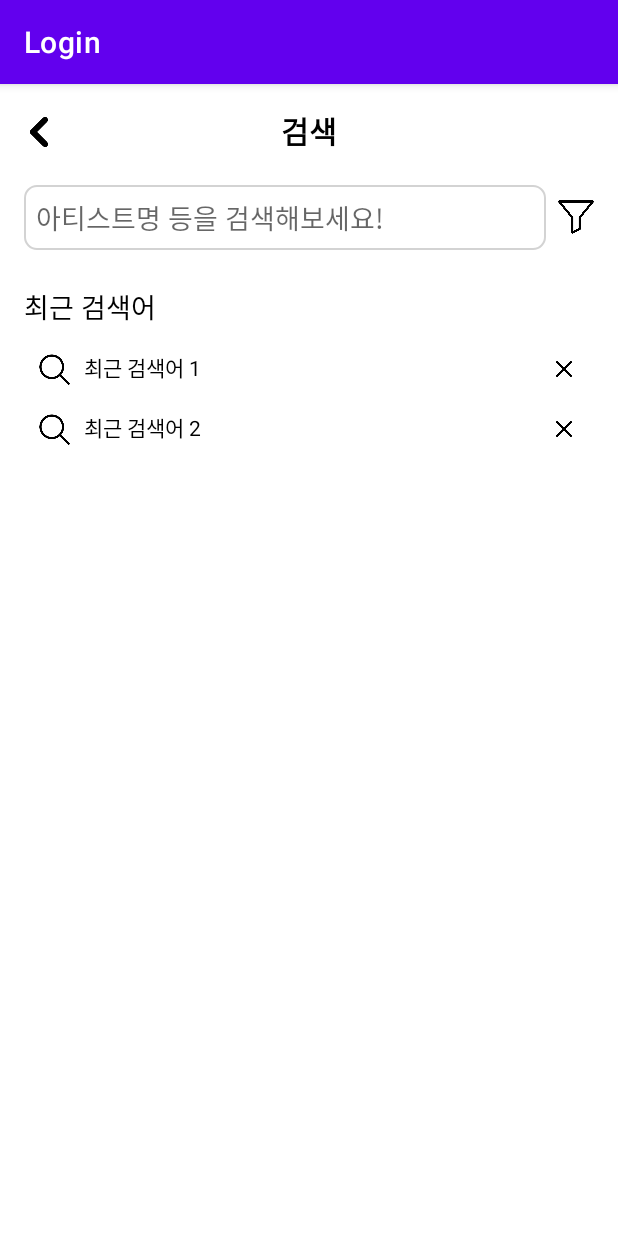
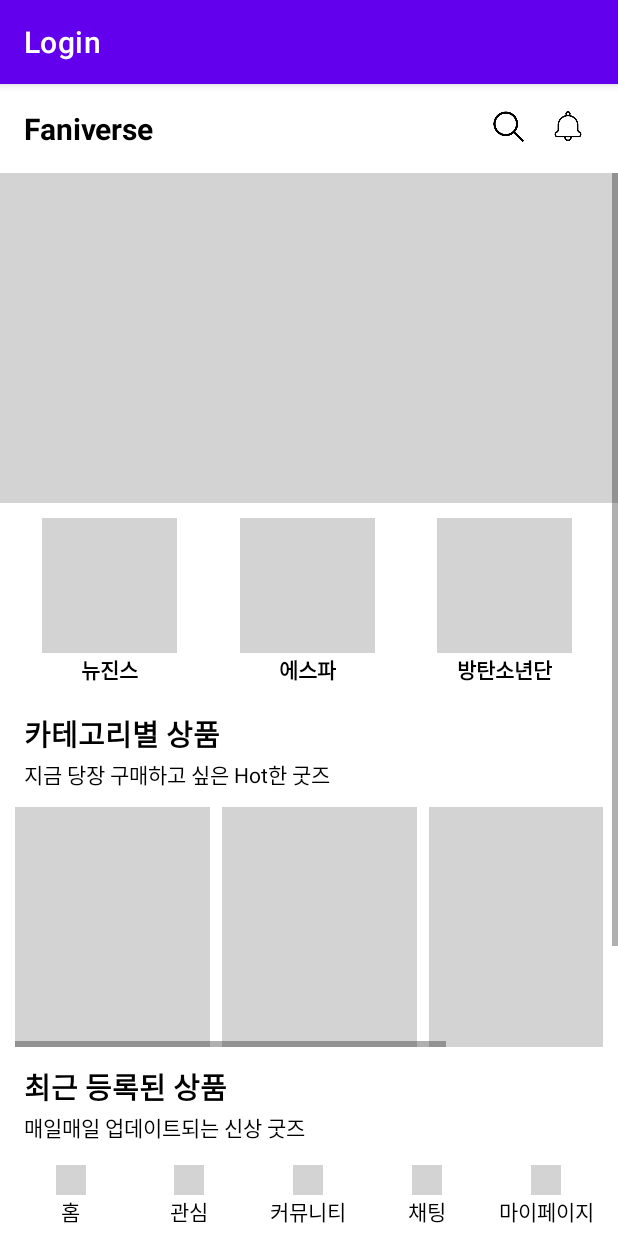
Before and after one commit to Faniverse2024/FaniverseFE2, an Android app: the HomeActivity screen opened directly, with no data from a screen before it, after a tap on an icon or button, on a phone screen of 412 x 824 dp. Run offline under Robolectric (Android 15) with nearby library versions, the phone set to English and light mode, and no system bars.

Commit message:
branch 바꾸기 전

```diff
--- a/app/src/main/java/com/example/login/HomeActivity.java
+++ b/app/src/main/java/com/example/login/HomeActivity.java
@@ -1,25 +1,32 @@
-// HomeActivity.java
 package com.example.login;
 
 import android.content.Intent;
 import android.os.Bundle;
 import android.view.View;
+import android.widget.Button;
+import android.widget.EditText;
 import android.widget.ImageView;
+import android.widget.Toast;
 import androidx.appcompat.app.AppCompatActivity;
 
 public class HomeActivity extends AppCompatActivity {
+
+    private EditText editTextPhoneNumber;
+    private ImageView search_icon;
+
     @Override
     protected void onCreate(Bundle savedInstanceState) {
         super.onCreate(savedInstanceState);
         setContentView(R.layout.activity_home);
 
-        ImageView searchIcon = findViewById(R.id.search_icon);
-        searchIcon.setOnClickListener(new View.OnClickListener() {
+        search_icon = findViewById(R.id.search_icon);
+        search_icon.setOnClickListener(new View.OnClickListener() {
             @Override
-            public void onClick(View v) {
-                Intent intent = new Intent(HomeActivity.this, com.example.login.SearchActivity.class);
+            public void onClick(View view) {
+                Intent intent = new Intent(HomeActivity.this, SearchActivity.class);
                 startActivity(intent);
             }
         });
+
     }
 }
--- a/app/src/main/java/com/example/login/SearchActivity.java
+++ b/app/src/main/java/com/example/login/SearchActivity.java
@@ -1,29 +1,17 @@
-// SearchActivity.java
 package com.example.login;
 
 import android.content.Intent;
 import android.os.Bundle;
 import android.view.View;
+import android.widget.Button;
+import android.widget.EditText;
 import android.widget.ImageView;
+import android.widget.Toast;
 import androidx.appcompat.app.AppCompatActivity;
 
 public class SearchActivity extends AppCompatActivity {
-    @Override
     protected void onCreate(Bundle savedInstanceState) {
         super.onCreate(savedInstanceState);
-        setContentView(R.layout.activity_search);
-
-        ImageView backButton = findViewById(R.id.back_button);
-        backButton.setOnClickListener(new View.OnClickListener() {
-            @Override
-            public void onClick(View v) {
-                // 홈 액티비티로 돌아가는 인텐트 설정
-                Intent intent = new Intent(SearchActivity.this, HomeActivity.class);
-                // 이전 액티비티들을 모두 종료하고 새로운 홈 액티비티를 시작
-                intent.setFlags(Intent.FLAG_ACTIVITY_CLEAR_TOP | Intent.FLAG_ACTIVITY_NEW_TASK);
-                startActivity(intent);
-                finish(); // 현재 액티비티를 종료
-            }
-        });
+        setContentView(R.layout.activity_home);
     }
 }
--- a/app/src/main/res/layout/activity_home.xml
+++ b/app/src/main/res/layout/activity_home.xml
@@ -36,7 +36,10 @@
             android:layout_height="24dp"
             android:layout_marginEnd="16dp"
             android:layout_toStartOf="@id/notification_icon"
-            android:src="@drawable/ic_search" />
+            android:src="@drawable/ic_search"
+            android:clickable="true"
+            android:focusable="true" />
+
     </RelativeLayout>
 
     <!-- 스크롤 가능한 콘텐츠 -->
--- a/app/src/main/res/layout/activity_search.xml
+++ b/app/src/main/res/layout/activity_search.xml
@@ -90,7 +90,7 @@
                 android:paddingStart="8dp" />
 
             <ImageView
-                android:id="@+id/delete_icon"
+                android:id="@+id/delete_icon1"
                 android:layout_width="24dp"
                 android:layout_height="24dp"
                 android:layout_gravity="center_vertical"
@@ -118,7 +118,7 @@
                 android:paddingStart="8dp" />
 
             <ImageView
-                android:id="@+id/delete_icon"
+                android:id="@+id/delete_icon2"
                 android:layout_width="24dp"
                 android:layout_height="24dp"
                 android:layout_gravity="center_vertical"
```
